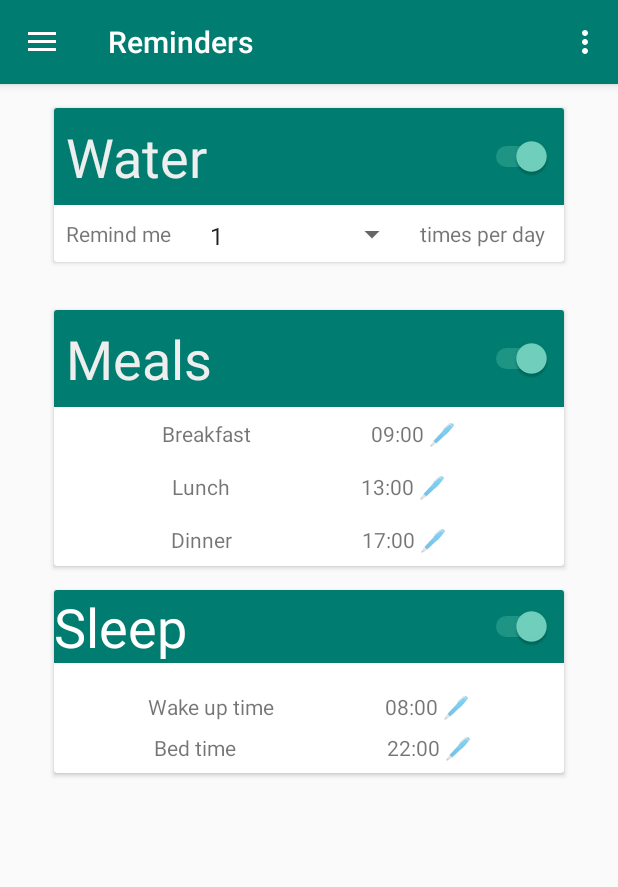
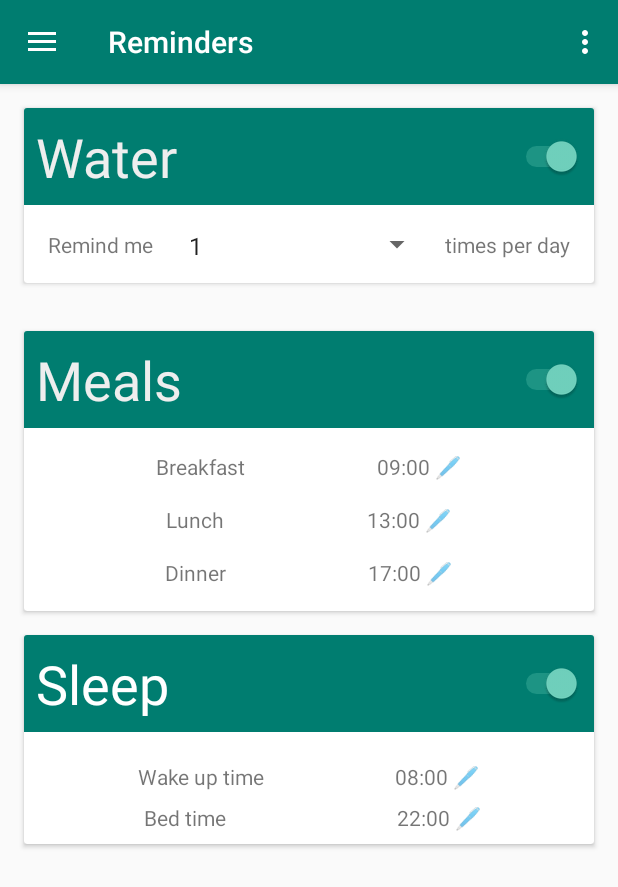
Before and after one commit to Mr-ttaM/CareCompanion, an Android app: the screen it shows after launch (MainActivity), on a phone screen of 412 x 824 dp. Shown: the top 887 px of the screen. Run offline under Robolectric (Android 15) with nearby library versions, the phone set to English and light mode, and no system bars; our stand-ins replace navigation-ui.

Commit message:
Fixed up styles a little

```diff
--- a/app/src/main/res/layout/fragment_reminders.xml
+++ b/app/src/main/res/layout/fragment_reminders.xml
@@ -8,7 +8,7 @@
 
     <androidx.cardview.widget.CardView
         android:id="@+id/card_water_reminder"
-        android:layout_width="wrap_content"
+        android:layout_width="0dp"
         android:layout_height="wrap_content"
         android:layout_marginStart="@dimen/activity_horizontal_margin"
         android:layout_marginTop="@dimen/activity_vertical_margin"
@@ -20,12 +20,12 @@
         app:layout_constraintTop_toTopOf="parent">
 
         <androidx.constraintlayout.widget.ConstraintLayout
-            android:layout_width="wrap_content"
+            android:layout_width="match_parent"
             android:layout_height="match_parent">
 
             <TextView
                 android:id="@+id/water_title"
-                android:layout_width="340dp"
+                android:layout_width="match_parent"
                 android:layout_height="wrap_content"
                 android:background="@color/colorPrimary"
                 android:padding="@dimen/reminder_padding"
@@ -40,16 +40,19 @@
                 android:id="@+id/water_reminder_switch"
                 android:layout_width="wrap_content"
                 android:layout_height="0dp"
+                android:padding="@dimen/reminder_padding"
                 android:theme="@style/SwitchStyle"
-                android:padding="@dimen/reminder_padding"
                 app:layout_constraintBottom_toBottomOf="@+id/water_title"
                 app:layout_constraintEnd_toEndOf="@+id/water_title"
                 app:layout_constraintTop_toTopOf="@+id/water_title" />
 
             <androidx.constraintlayout.widget.ConstraintLayout
                 android:id="@+id/water_contents"
-                android:layout_width="335dp"
-                android:layout_height="38dp"
+                android:layout_width="0dp"
+                android:layout_height="wrap_content"
+                android:padding="@dimen/reminder_padding"
+                app:layout_constraintEnd_toEndOf="parent"
+                app:layout_constraintStart_toStartOf="parent"
                 app:layout_constraintTop_toBottomOf="@+id/water_title">
 
                 <TextView
@@ -58,7 +61,7 @@
                     android:layout_height="wrap_content"
                     android:layout_marginStart="@dimen/reminder_padding"
                     android:layout_marginTop="@dimen/reminder_padding"
-                    android:layout_marginEnd="10dp"
+                    android:layout_marginEnd="@dimen/reminder_padding"
                     android:layout_marginBottom="@dimen/reminder_padding"
                     android:text="@string/reminder_title_string_1"
                     app:layout_constraintBottom_toBottomOf="parent"
@@ -99,7 +102,7 @@
 
     <androidx.cardview.widget.CardView
         android:id="@+id/card_meal_reminder"
-        android:layout_width="wrap_content"
+        android:layout_width="0dp"
         android:layout_height="wrap_content"
         android:layout_marginStart="@dimen/activity_horizontal_margin"
         android:layout_marginTop="@dimen/activity_vertical_margin"
@@ -112,12 +115,12 @@
         app:layout_constraintTop_toBottomOf="@+id/card_water_reminder">
 
         <androidx.constraintlayout.widget.ConstraintLayout
-            android:layout_width="wrap_content"
+            android:layout_width="match_parent"
             android:layout_height="match_parent">
 
             <TextView
                 android:id="@+id/meal_title"
-                android:layout_width="340dp"
+                android:layout_width="match_parent"
                 android:layout_height="wrap_content"
                 android:background="@color/colorPrimary"
                 android:padding="@dimen/reminder_padding"
@@ -132,16 +135,19 @@
                 android:id="@+id/meal_reminder_switch"
                 android:layout_width="wrap_content"
                 android:layout_height="0dp"
+                android:padding="@dimen/reminder_padding"
                 android:theme="@style/SwitchStyle"
-                android:padding="@dimen/reminder_padding"
                 app:layout_constraintBottom_toBottomOf="@+id/meal_title"
                 app:layout_constraintEnd_toEndOf="@+id/meal_title"
                 app:layout_constraintTop_toTopOf="@+id/meal_title" />
 
             <androidx.constraintlayout.widget.ConstraintLayout
                 android:id="@+id/meal_contents"
-                android:layout_width="340dp"
-                android:layout_height="106dp"
+                android:layout_width="0dp"
+                android:layout_height="wrap_content"
+                android:padding="@dimen/reminder_padding"
+                app:layout_constraintEnd_toEndOf="parent"
+                app:layout_constraintStart_toStartOf="parent"
                 app:layout_constraintTop_toBottomOf="@+id/meal_title">
 
                 <TextView
@@ -241,7 +247,7 @@
 
     <androidx.cardview.widget.CardView
         android:id="@+id/card_sleep_reminder"
-        android:layout_width="wrap_content"
+        android:layout_width="0dp"
         android:layout_height="wrap_content"
         android:layout_marginStart="@dimen/activity_horizontal_margin"
         android:layout_marginTop="@dimen/activity_vertical_margin"
@@ -252,36 +258,39 @@
         app:layout_constraintTop_toBottomOf="@+id/card_meal_reminder">
 
         <androidx.constraintlayout.widget.ConstraintLayout
-            android:layout_width="wrap_content"
+            android:layout_width="match_parent"
             android:layout_height="match_parent">
 
             <TextView
                 android:id="@+id/sleep_title"
-                android:layout_width="340dp"
+                android:layout_width="match_parent"
                 android:layout_height="wrap_content"
                 android:background="@color/colorPrimary"
                 android:text="@string/reminder_title_sleep"
                 android:textColor="@android:color/white"
+                android:padding="@dimen/reminder_padding"
                 android:textSize="36sp"
                 app:layout_constraintEnd_toEndOf="parent"
                 app:layout_constraintStart_toStartOf="parent"
                 app:layout_constraintTop_toTopOf="parent"
-                tools:text="@string/reminder_title_sleep"/>
+                tools:text="@string/reminder_title_sleep" />
 
             <Switch
                 android:id="@+id/sleep_reminder_switch"
                 android:layout_width="wrap_content"
                 android:layout_height="0dp"
+                android:padding="@dimen/reminder_padding"
                 android:theme="@style/SwitchStyle"
-                android:padding="@dimen/reminder_padding"
                 app:layout_constraintBottom_toBottomOf="@+id/sleep_title"
                 app:layout_constraintEnd_toEndOf="@+id/sleep_title"
                 app:layout_constraintTop_toTopOf="@+id/sleep_title" />
 
             <androidx.constraintlayout.widget.ConstraintLayout
                 android:id="@+id/sleep_contents"
-                android:layout_width="340dp"
-                android:layout_height="73dp"
+                android:layout_width="0dp"
+                android:layout_height="wrap_content"
+                app:layout_constraintEnd_toEndOf="parent"
+                app:layout_constraintStart_toStartOf="parent"
                 app:layout_constraintTop_toBottomOf="@+id/sleep_title">
 
                 <TextView
--- a/app/src/main/res/layout/fragment_work_tracker.xml
+++ b/app/src/main/res/layout/fragment_work_tracker.xml
@@ -46,7 +46,7 @@
         android:layout_width="301dp"
         android:layout_height="172dp"
         android:layout_marginStart="80dp"
-        android:layout_marginTop="100dp"
+        android:layout_marginTop="30dp"
         android:layout_marginEnd="80dp"
         android:layout_marginBottom="20dp"
         android:text="@string/break_reminder_text_start_1"
```
